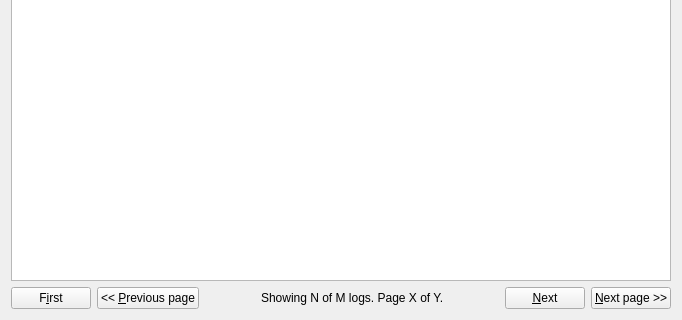
Above: src/leap/bitmask/gui/ui/loggerwindow.ui from ivanalejandro0/bitmask_client before the change; both pictures show x 0 to 682 and y 234 to 554 of the 682 by 554 pixel window. Below: the same form after it.
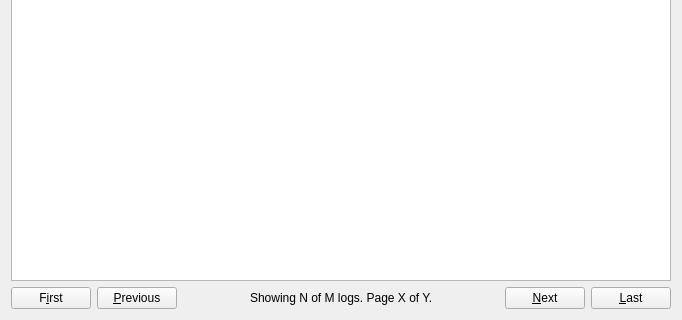
That is the form after the change. Icons and pictures are not drawn.

Commit message: Add page movement icons for the logger.

```diff
--- a/src/leap/bitmask/gui/ui/loggerwindow.ui
+++ b/src/leap/bitmask/gui/ui/loggerwindow.ui
@@ -152,7 +152,11 @@
      <item>
       <widget class="QPushButton" name="btnPreviousPage">
        <property name="text">
-        <string>&lt;&lt; &amp;Previous page</string>
+        <string>&amp;Previous</string>
+       </property>
+       <property name="icon">
+        <iconset resource="../../../../../data/resources/loggerwindow.qrc">
+         <normaloff>:/images/oxygen-icons/Actions-go-previous-view-icon.png</normaloff>:/images/oxygen-icons/Actions-go-previous-view-icon.png</iconset>
        </property>
       </widget>
      </item>
@@ -212,7 +216,11 @@
         <enum>Qt::RightToLeft</enum>
        </property>
        <property name="text">
-        <string>&amp;Next page &gt;&gt;</string>
+        <string>&amp;Last</string>
+       </property>
+       <property name="icon">
+        <iconset resource="../../../../../data/resources/loggerwindow.qrc">
+         <normaloff>:/images/oxygen-icons/Actions-go-last-view-icon.png</normaloff>:/images/oxygen-icons/Actions-go-last-view-icon.png</iconset>
        </property>
       </widget>
      </item>
```
The commit also changes 5 other files.
